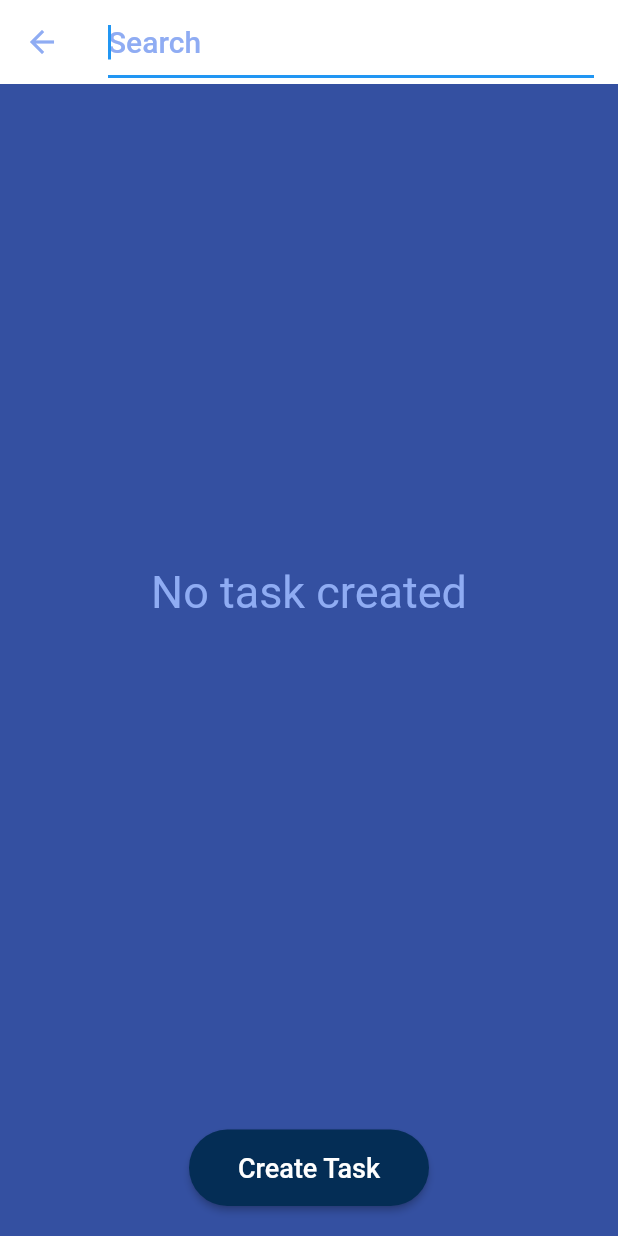
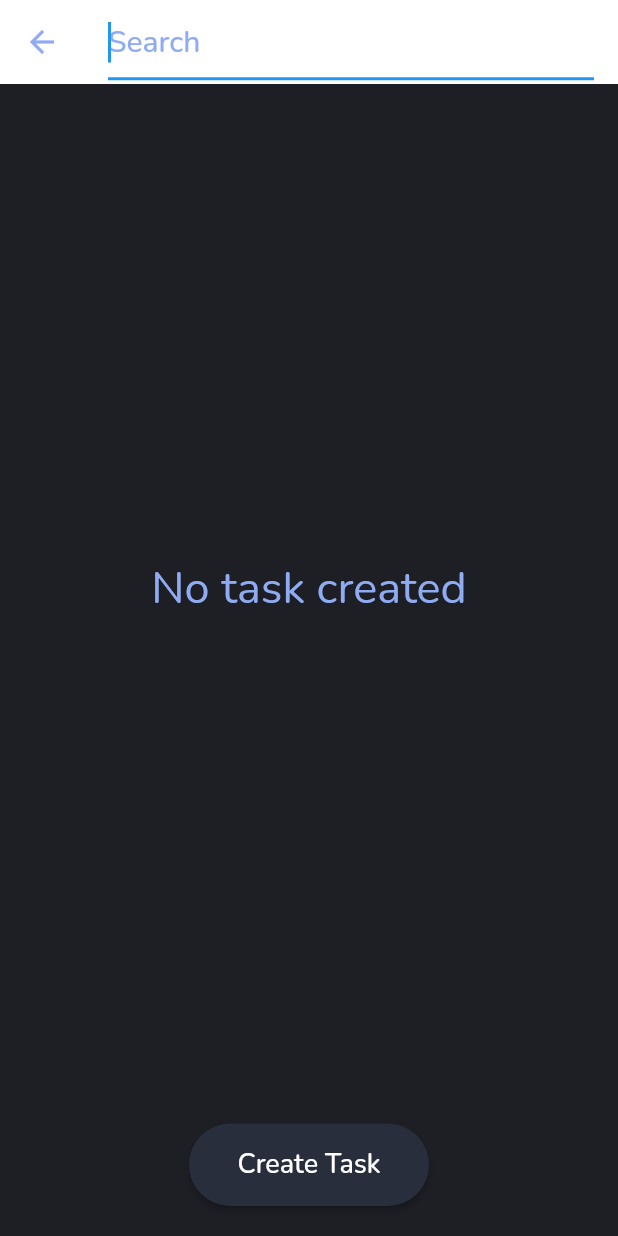
Before and after one commit to JordiiVidal/daily-goals-flutter, a Flutter app: the screen it shows after launch, after a tap on the "search" icon, on a phone screen of 412 x 824 dp. Run offline on Flutter 3.47's test engine with Material 2 defaults, Android fonts, the phone set to English and light mode, and no system bars; our stand-ins replace chips_choice, flutter_slidable, flutter_time_picker_spinner, google_fonts, sqflite, table_calendar; accounts and stored records are empty.

Commit message:
theme data

```diff
--- a/lib/presentation/providers/task_provider.dart
+++ b/lib/presentation/providers/task_provider.dart
@@ -17,7 +17,7 @@ class TaskProvider extends ChangeNotifier {
     notifyListeners();
   }
 
-  Future<int> createTask(TaskModel task) async {
+  Future<void> createTask(TaskModel task) async {
     await taskRepositoryInterface.createTask(task);
     await loadTasks();
   }
--- a/lib/presentation/screens/home_screen.dart
+++ b/lib/presentation/screens/home_screen.dart
@@ -1,12 +1,11 @@
-import 'package:daily_goals/presentation/theme.dart';
-import 'package:daily_goals/presentation/widgets/custom_bottom_navigation.dart';
-import 'package:daily_goals/presentation/widgets/custom_drawer.dart';
-import 'package:daily_goals/presentation/widgets/helpers.dart';
 import 'package:flutter/material.dart';
 import 'package:provider/provider.dart';
 
+import 'package:daily_goals/presentation/theme.dart';
+import 'package:daily_goals/presentation/widgets/custom_bottom_navigation.dart';
+import 'package:daily_goals/presentation/widgets/helpers.dart';
+
 import 'package:daily_goals/presentation/providers/goal_providert.dart';
-import 'package:daily_goals/presentation/routes/app_routes.dart';
 import 'package:daily_goals/presentation/widgets/app_bar_home.dart';
 import 'package:daily_goals/presentation/widgets/goal/goal_item_list.dart';
 
@@ -17,45 +16,50 @@ class HomeScreen extends StatelessWidget {
 
     return Scaffold(
       body: Padding(
-        padding: const EdgeInsets.symmetric(horizontal: 8.0),
+        padding: const EdgeInsets.symmetric(horizontal: 12.0),
         child: Column(
           crossAxisAlignment: CrossAxisAlignment.start,
           mainAxisAlignment: MainAxisAlignment.start,
           children: [
             AppBarHome(),
             Container(
-              padding: EdgeInsets.symmetric(
-                vertical: 25,
-                horizontal: 16,
-              ),
-              child: Column(
-                crossAxisAlignment: CrossAxisAlignment.start,
-                children: [
-                  Text(
+              padding: const EdgeInsets.symmetric(vertical: 20),
+              child: Text(
                 Formatter.momentDay(),
                 textAlign: TextAlign.start,
                 style: TextStyle(
-                      fontSize: 40,
+                  fontSize: 30,
                   color: AppColors.primaryTextColor,
+                  fontWeight: FontWeight.bold,
+                ),
+              ),
+            ),
+            Row(
+              mainAxisAlignment: MainAxisAlignment.spaceBetween,
+              children: [
+                Text(
+                  'Tasks',
+                  style: TextStyle(
+                    fontSize: 20,
+                    color: AppColors.primaryTextColor,
+                    fontWeight: FontWeight.bold,
                   ),
                 ),
                 Text(
                   Formatter.ui(goalProvider.selectedDate),
-                    style: TextStyle(color: AppColors.secondaryTextColor),
+                  style: TextStyle(
+                    fontSize: 16,
+                    color: AppColors.secondaryTextColor,
+                  ),
                 ),
               ],
             ),
-            ),
             Expanded(
-              child: Padding(
-                padding: const EdgeInsets.symmetric(horizontal: 16.0),
               child: ListView.builder(
-                  padding: const EdgeInsets.only(top: 8),
+                padding: const EdgeInsets.only(top: 12),
                 physics: BouncingScrollPhysics(),
                 itemCount: goalProvider.goalsList.length,
-                  itemBuilder: (_, i) =>
-                      GoalItemList(goalProvider.goalsList[i]),
-                ),
+                itemBuilder: (_, i) => GoalItemList(goalProvider.goalsList[i]),
               ),
             ),
           ],
--- a/lib/presentation/theme.dart
+++ b/lib/presentation/theme.dart
@@ -2,8 +2,8 @@ import 'package:flutter/material.dart';
 import 'package:google_fonts/google_fonts.dart';
 
 class AppColors {
-  static final primaryColor = Color(0XFF042d55);
-  static final secondaryColor = Color(0XFF3450a1);
+  static final primaryColor = Color(0XFF292e3c);
+  static final secondaryColor = Color(0XFF1d1f25);
   static final accentColor = Color(0XFFeb06ff);
   static final secondaryAccentColor = Color(0XFF2dff06);
   static final primaryTextColor = Color(0XFFFFFFFF);
@@ -15,7 +15,7 @@ final darkTheme = ThemeData(
   scaffoldBackgroundColor: AppColors.secondaryColor,
   primaryColor: AppColors.primaryColor,
   buttonColor: AppColors.primaryColor,
-  textTheme: GoogleFonts.robotoTextTheme().apply(
+  textTheme: GoogleFonts.nunitoTextTheme().apply(
     bodyColor: AppColors.primaryTextColor,
   ),
   backgroundColor: AppColors.secondaryColor,
--- a/lib/presentation/widgets/app_bar_home.dart
+++ b/lib/presentation/widgets/app_bar_home.dart
@@ -1,9 +1,13 @@
-import 'package:daily_goals/presentation/providers/goal_providert.dart';
+import 'package:daily_goals/presentation/routes/app_routes.dart';
 import 'package:flutter/material.dart';
 import 'package:provider/provider.dart';
 
+import 'package:daily_goals/presentation/providers/goal_providert.dart';
 import 'package:daily_goals/presentation/widgets/bottom_sheet_calendar.dart';
 import 'package:daily_goals/presentation/widgets/search/search_task_delegate.dart';
+
+import '../theme.dart';
+import 'helpers.dart';
 
 class AppBarHome extends StatelessWidget {
   const AppBarHome({Key key}) : super(key: key);
@@ -38,19 +42,20 @@ class AppBarHome extends StatelessWidget {
         ),
       ),
       child: Row(
-        mainAxisAlignment: MainAxisAlignment.start,
-        children: [
-          IconButton(
-            icon: Icon(
-              Icons.sort,
-              size: 28,
-            ),
-            onPressed: () => null,
-          ),
-          Expanded(
-            child: Row(
         mainAxisAlignment: MainAxisAlignment.end,
         children: [
+          Expanded(
+            child: Align(
+              alignment: Alignment.centerLeft,
+              child: InkWell(
+                child: Icon(
+                  Icons.calendar_today,
+                  size: 25,
+                ),
+                onTap: () => _showModalBottomSheetCalendar(context),
+              ),
+            ),
+          ),
           IconButton(
             icon: Icon(
               Icons.search,
@@ -61,16 +66,13 @@ class AppBarHome extends StatelessWidget {
               delegate: TaskSearchDelegate(),
             ),
           ),
-                IconButton(
-                  icon: Icon(
-                    Icons.calendar_today,
+          InkWell(
+            child: Icon(
+              Icons.add,
               size: 25,
             ),
-                  onPressed: () => _showModalBottomSheetCalendar(context),
+            onTap: () => Navigator.pushNamed(context, AppRoutes.form),
           ),
-              ],
-            ),
-          )
         ],
       ),
     );
--- a/lib/presentation/widgets/custom_bottom_navigation.dart
+++ b/lib/presentation/widgets/custom_bottom_navigation.dart
@@ -9,7 +9,7 @@ class CustomBottomNavigationBar extends StatelessWidget {
   Widget build(BuildContext context) {
     return BottomNavigationBar(
       elevation: 0,
-      currentIndex: 1,
+      currentIndex: 2,
       iconSize: 25,
       unselectedIconTheme: IconThemeData(
         color: AppColors.secondaryTextColor,
@@ -19,6 +19,10 @@ class CustomBottomNavigationBar extends StatelessWidget {
         BottomNavigationBarItem(
           title: Container(),
           icon: Icon(Icons.home),
+        ),
+        BottomNavigationBarItem(
+          title: Container(),
+          icon: Icon(Icons.graphic_eq),
         ),
         BottomNavigationBarItem(
           title: Container(),
@@ -39,6 +43,10 @@ class CustomBottomNavigationBar extends StatelessWidget {
         ),
         BottomNavigationBarItem(
           title: Container(),
+          icon: Icon(Icons.alarm),
+        ),
+        BottomNavigationBarItem(
+          title: Container(),
           icon: Icon(Icons.settings),
         ),
       ],
--- a/lib/presentation/widgets/form/date_time_picker.dart
+++ b/lib/presentation/widgets/form/date_time_picker.dart
@@ -3,7 +3,6 @@ import 'package:daily_goals/presentation/widgets/helpers.dart';
 import 'package:flutter/material.dart';
 import 'package:provider/provider.dart';
 
-import '../../providers/goal_providert.dart';
 import '../../widgets/bottom_sheet_time.dart';
 import '../../widgets/form/item_picker.dart';
 
--- a/lib/presentation/widgets/helpers.dart
+++ b/lib/presentation/widgets/helpers.dart
@@ -5,8 +5,9 @@ class Formatter {
       ? DateFormat('yyyy-MM-dd').format(datetime)
       : DateFormat('yyyy-MM-dd HH:mm').format(datetime);
   static String ui(DateTime datetime, {bool time = false}) => (!time)
-      ? DateFormat('yMMMEd').format(datetime)
+      ? DateFormat('yMMMd').format(datetime)
       : DateFormat('HH:mm').format(datetime);
+  static String month(DateTime datetime) => DateFormat('MMMM').format(datetime);
 
   static String momentDay() {
     var timeNow = DateTime.now().hour;
--- a/lib/presentation/widgets/search/search_task_item.dart
+++ b/lib/presentation/widgets/search/search_task_item.dart
@@ -2,7 +2,6 @@ import 'package:flutter/material.dart';
 
 import 'package:provider/provider.dart';
 
-import 'package:daily_goals/presentation/routes/app_routes.dart';
 import 'package:daily_goals/presentation/theme.dart';
 
 import 'package:daily_goals/domain/models/goal_model.dart';
@@ -20,7 +19,6 @@ class SearchTaskItem extends StatelessWidget {
       date: DateTime.now(),
     );
     await context.read<GoalProvider>().createGoal(goal);
-
     ///Navigator.pop(context);
   }
 
--- a/pubspec.yaml
+++ b/pubspec.yaml
@@ -41,6 +41,7 @@ dependencies:
   table_calendar: ^2.3.3
   flutter_time_picker_spinner: ^1.0.6+1
   chips_choice: ^2.0.1
+
 
 
 
```
Also changed, not shown: lib/presentation/widgets/goal/custom_trailing.dart (added, +71 -0 lines), lib/presentation/widgets/goal/goal_item_list.dart (+27 -33 lines). Lines whose indentation alone changed are shown as unchanged.
